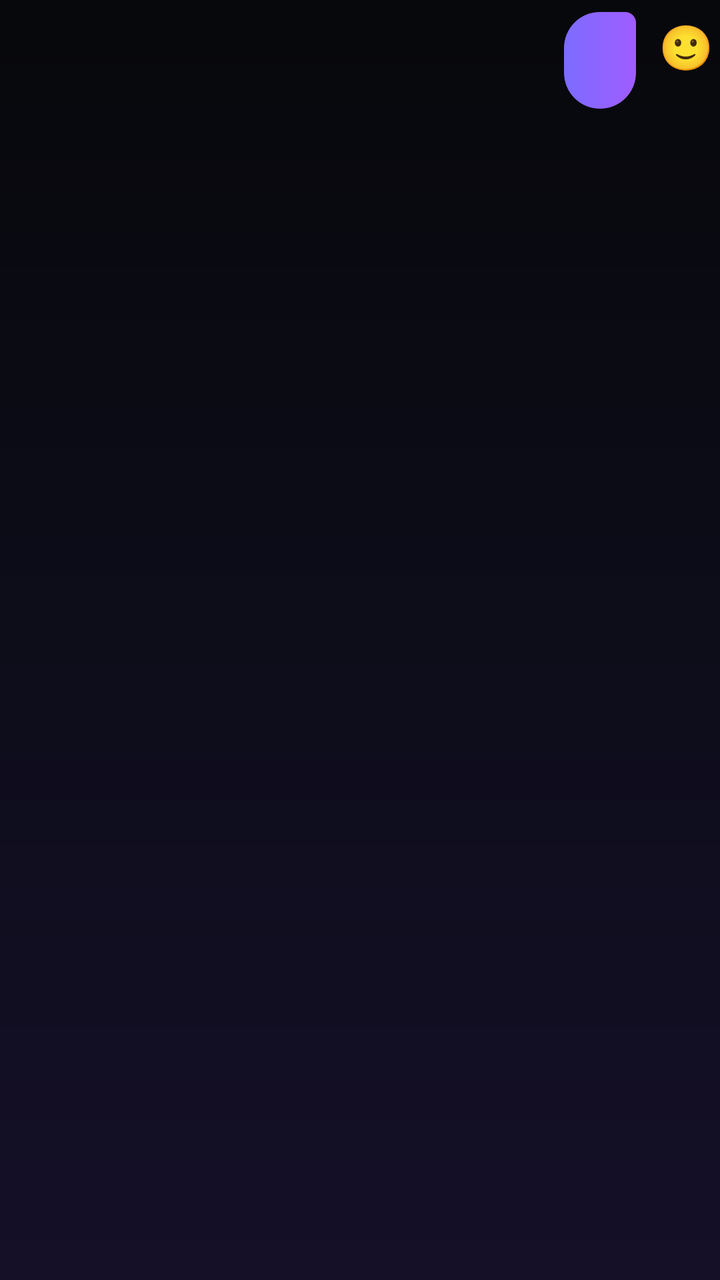
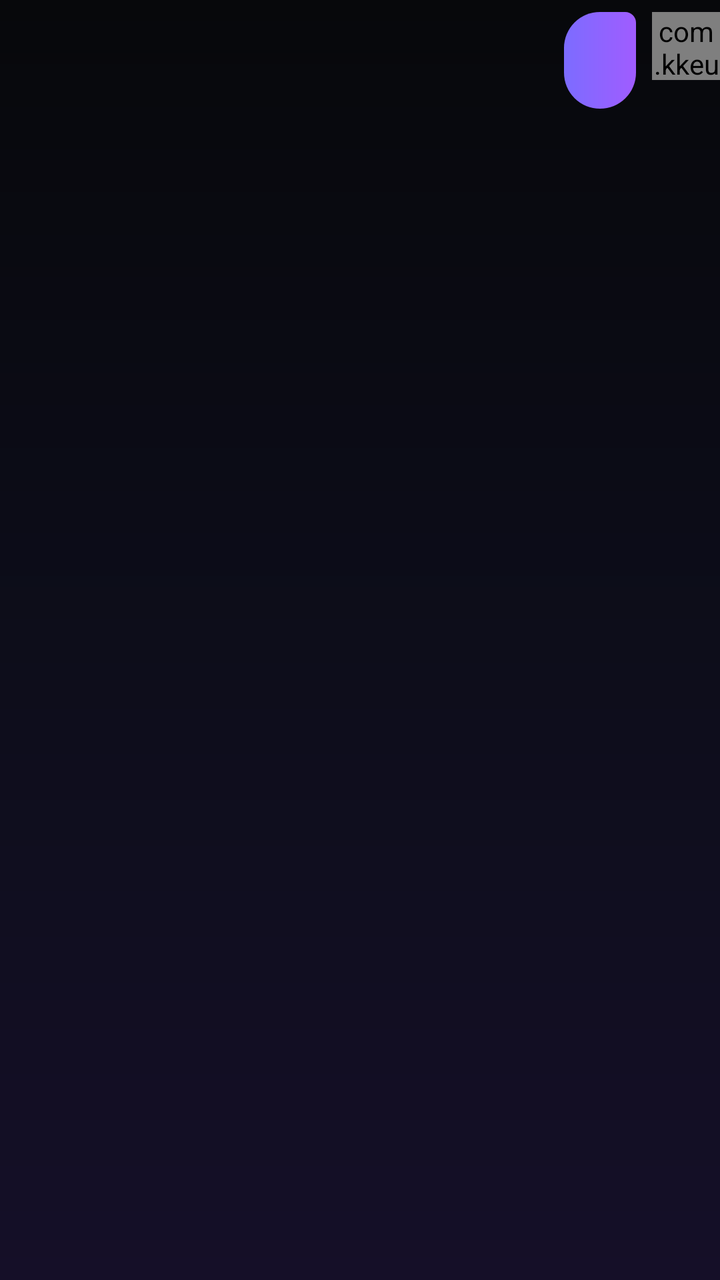

Two renders of the same Android screen: before a commit and after it. Below are the layout's source before the change and the commit's diff.
<!-- AndroidManifest.xml: application theme Theme.KKeutmal -->
<!-- res/layout/item_chat_player.xml -->
<?xml version="1.0" encoding="utf-8"?>
<LinearLayout xmlns:android="http://schemas.android.com/apk/res/android"
    android:layout_width="match_parent"
    android:layout_height="wrap_content"
    android:orientation="horizontal"
    android:gravity="top|end"
    android:paddingVertical="6dp">

    <TextView
        android:id="@+id/tvPoints"
        android:layout_width="wrap_content"
        android:layout_height="wrap_content"
        android:layout_marginEnd="8dp"
        android:layout_gravity="center_vertical"
        android:textColor="@color/accent2"
        android:textSize="12sp"
        android:textStyle="bold" />

    <LinearLayout
        android:layout_width="wrap_content"
        android:layout_height="wrap_content"
        android:layout_marginStart="40dp"
        android:orientation="vertical"
        android:background="@drawable/bubble_player"
        android:paddingHorizontal="18dp"
        android:paddingVertical="12dp">

        <TextView
            android:id="@+id/tvWord"
            android:layout_width="wrap_content"
            android:layout_height="wrap_content"
            android:textColor="@color/text_on_accent"
            android:textSize="18sp"
            android:textStyle="bold" />

        <TextView
            android:id="@+id/tvMeaning"
            android:layout_width="wrap_content"
            android:layout_height="wrap_content"
            android:layout_marginTop="4dp"
            android:textColor="#E4DEFF"
            android:textSize="11sp"
            android:maxLines="2"
            android:ellipsize="end"
            android:visibility="gone" />
    </LinearLayout>

    <TextView
        android:id="@+id/tvAvatar"
        android:layout_width="34dp"
        android:layout_height="34dp"
        android:layout_marginStart="8dp"
        android:gravity="center"
        android:text="🙂"
        android:textSize="22sp" />
</LinearLayout>
<!-- resources referenced by this layout -->
<resources>
  <color name="accent2">#59D499</color>
  <color name="text_on_accent">#FFFFFF</color>
  <!-- drawable bubble_player (drawable) -->
  <?xml version="1.0" encoding="utf-8"?>
  <shape xmlns:android="http://schemas.android.com/apk/res/android" android:shape="rectangle">
      <gradient
          android:angle="0"
          android:startColor="@color/player_grad_start"
          android:endColor="@color/player_grad_end" />
      <corners
          android:topLeftRadius="20dp"
          android:topRightRadius="6dp"
          android:bottomLeftRadius="20dp"
          android:bottomRightRadius="20dp" />
  </shape>
  <style name="Theme.KKeutmal" parent="Theme.Material3.Dark.NoActionBar">
          <item name="colorPrimary">@color/accent</item>
          <item name="colorOnPrimary">@color/text_on_accent</item>
          <item name="colorSecondary">@color/accent2</item>
          <item name="colorSurface">@color/surface</item>
          <item name="colorOnSurface">@color/text_primary</item>
          <item name="android:colorBackground">@color/bg_top</item>
          <item name="android:windowBackground">@drawable/bg_gradient</item>
          <item name="android:statusBarColor">@color/bg_top</item>
          <item name="android:navigationBarColor">@color/bg_bottom</item>
          <item name="android:windowLightStatusBar">false</item>
          <item name="android:textColor">@color/text_primary</item>
      </style>
  <color name="player_grad_start">#7C6CFF</color>
  <color name="player_grad_end">#A05CFF</color>
  <color name="accent">#7C6CFF</color>
  <color name="surface">#111225</color>
  <color name="text_primary">#F4F4F6</color>
  <color name="bg_top">#07080B</color>
  <!-- drawable bg_gradient (drawable) -->
  <?xml version="1.0" encoding="utf-8"?>
  <shape xmlns:android="http://schemas.android.com/apk/res/android" android:shape="rectangle">
      <gradient
          android:angle="270"
          android:startColor="@color/bg_top"
          android:centerColor="#0D0D1A"
          android:endColor="@color/bg_bottom" />
  </shape>
  <color name="bg_bottom">#150F28</color>
</resources>

<!-- the commit's change to res/layout/item_chat_player.xml (unified diff, before → after) -->
@@ -45,12 +45,9 @@
             android:visibility="gone" />
     </LinearLayout>
 
-    <TextView
-        android:id="@+id/tvAvatar"
+    <com.kkeutmal.game.AvatarView
+        android:id="@+id/avatarView"
         android:layout_width="34dp"
         android:layout_height="34dp"
-        android:layout_marginStart="8dp"
-        android:gravity="center"
-        android:text="🙂"
-        android:textSize="22sp" />
+        android:layout_marginStart="8dp" />
 </LinearLayout>
